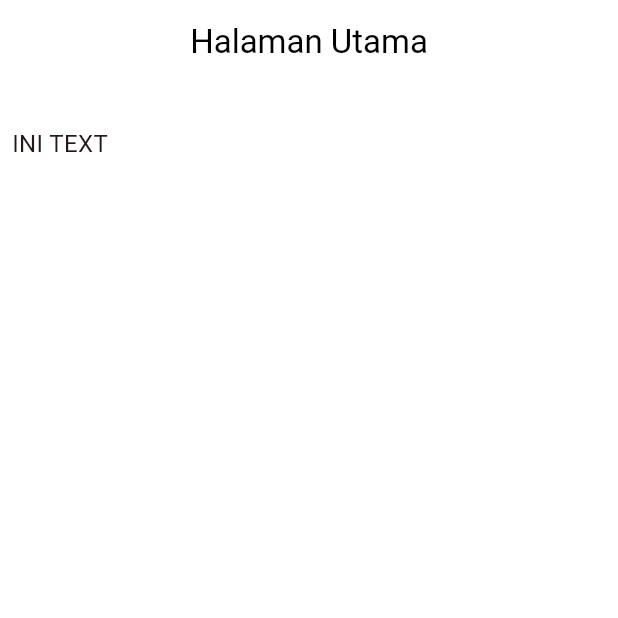
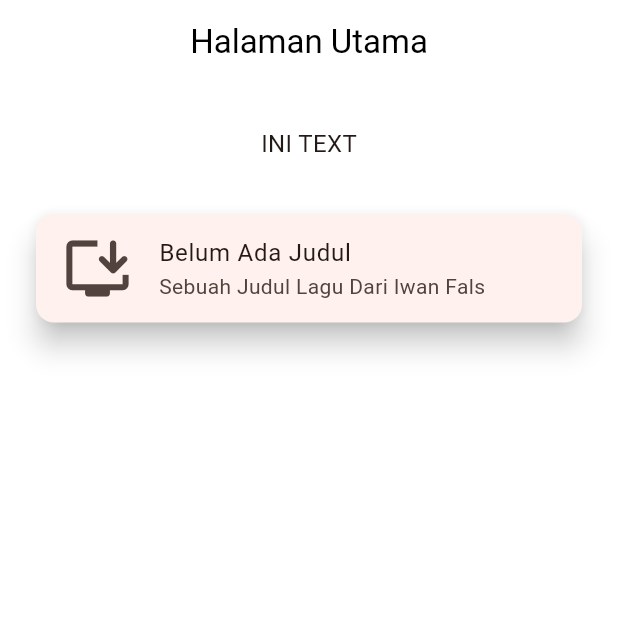
Before and after one commit to ChaerulUmamMaulana/tugas_week_8, a Flutter app: the screen it shows after launch, on a phone screen of 412 x 824 dp, the top half of it. Run offline on Flutter 3.47's test engine with Material 3 defaults, Android fonts, the phone set to English and light mode, and no system bars.

Commit message:
membuat listtile didalam children

```diff
--- a/lib/pages/page_card_01.dart
+++ b/lib/pages/page_card_01.dart
@@ -33,6 +33,11 @@
                   child: Column(
                     mainAxisSize: MainAxisSize.min,
                     children: [
+                      ListTile(
+                        leading: Icon(Icons.install_desktop_rounded, size: 50),
+                        title: Text('Belum Ada Judul'),
+                        subtitle: Text('Sebuah Judul Lagu Dari Iwan Fals'),
+                      ),
 
                     ],
                   ),
```
